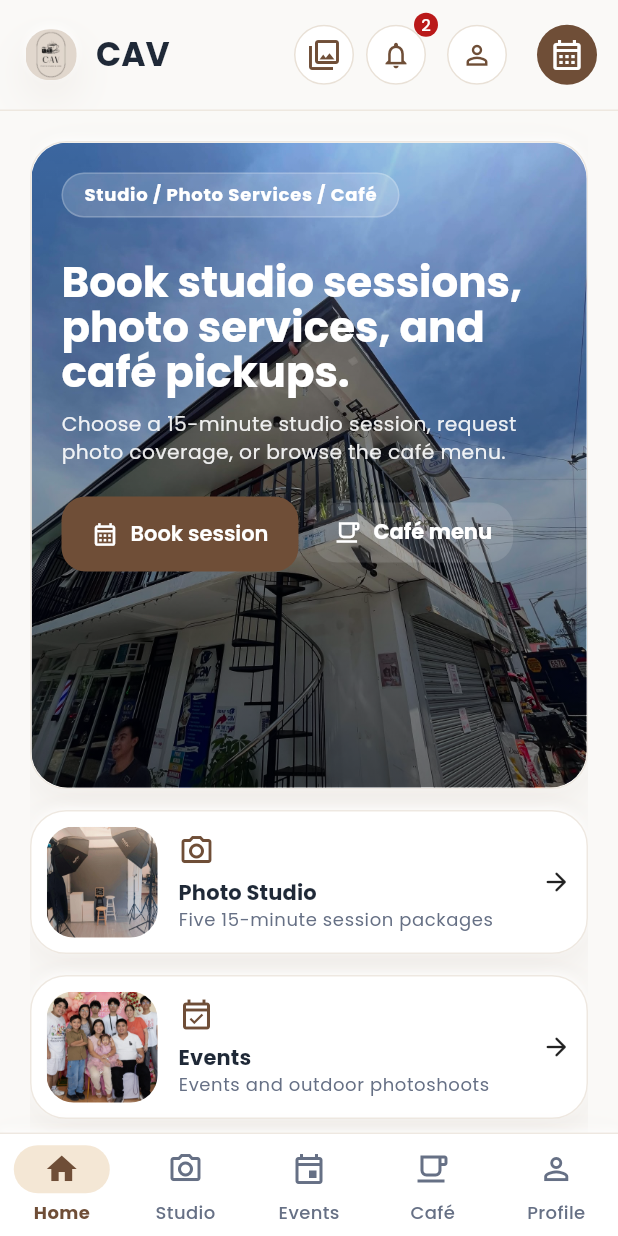
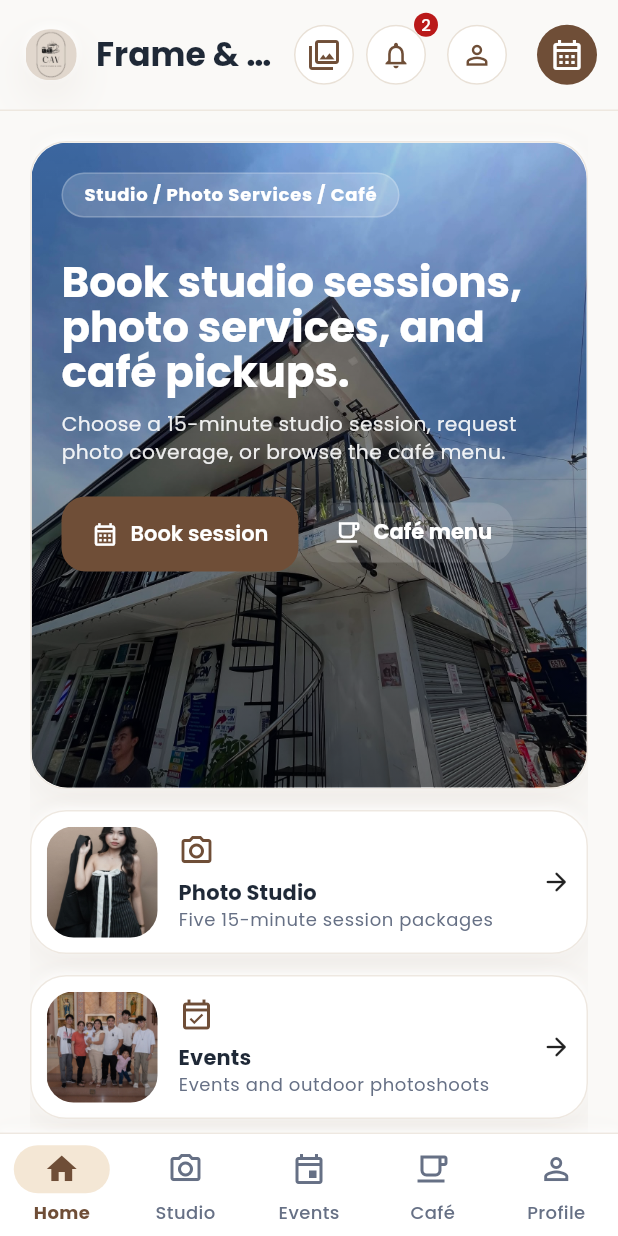
Before and after one commit to Erll-Jhanwin/CavFlutter, a Flutter app: the screen it shows after launch, on a phone screen of 412 x 824 dp. Run offline on Flutter 3.47's test engine with Material 3 defaults, Android fonts, the phone set to English and light mode, and no system bars; our stand-ins replace font_awesome_flutter.

```diff
--- a/lib/app/cav_app.dart
+++ b/lib/app/cav_app.dart
@@ -12,7 +12,7 @@ class CavApp extends StatelessWidget {
   @override
   Widget build(BuildContext context) {
     return MaterialApp(
-      title: 'CAV Photo Studio & Cafe',
+      title: 'Frame & Brew',
       debugShowCheckedModeBanner: false,
       theme: CavTheme.light(),
       home: const SplashScreen(),
--- a/lib/data/cav_repository.dart
+++ b/lib/data/cav_repository.dart
@@ -19,7 +19,7 @@ class CavRepository {
         '15 minutes',
       ],
       icon: Icons.photo_camera_outlined,
-      imageAsset: 'assets/PICS/business/Store.jpg',
+      imageAsset: 'assets/PICS/solo/botique self premium.jpg',
     ),
     CavPackage(
       id: 'studio-me-and-u',
@@ -88,7 +88,7 @@ class CavRepository {
         'Outdoor photoshoots',
       ],
       icon: Icons.camera_alt_outlined,
-      imageAsset: 'assets/PICS/events/standard event package.jpg',
+      imageAsset: 'assets/PICS/events/event (2).jpg',
     ),
   ];
 
@@ -268,7 +268,7 @@ class CavRepository {
       caption: 'Clean lighting and polished personal portraits.',
       icon: Icons.person_outline,
       color: Color(0xFF176B5B),
-      imageAsset: 'assets/PICS/business/Store.jpg',
+      imageAsset: 'assets/PICS/business/main.jpg',
     ),
     GalleryItem(
       title: 'Family Sessions',
@@ -289,7 +289,7 @@ class CavRepository {
       caption: 'Café drinks and a welcoming CAV storefront.',
       icon: Icons.local_cafe_outlined,
       color: Color(0xFF8B5E3C),
-      imageAsset: 'assets/PICS/business/Store.jpg',
+      imageAsset: 'assets/PICS/menu_drinks/chocnut_latte.jpg',
     ),
   ];
 }
--- a/lib/screens/about_screen.dart
+++ b/lib/screens/about_screen.dart
@@ -81,7 +81,7 @@ class AboutScreen extends StatelessWidget {
                             crossAxisAlignment: CrossAxisAlignment.start,
                             children: [
                               const CavImage(
-                                asset: 'assets/PICS/business/Store.jpg',
+                                asset: 'assets/PICS/business/main.jpg',
                                 aspectRatio: 16 / 10,
                               ),
                               Padding(
@@ -96,7 +96,7 @@ class AboutScreen extends StatelessWidget {
                               const SizedBox(
                                 width: 210,
                                 child: CavImage(
-                                  asset: 'assets/PICS/business/Store.jpg',
+                                  asset: 'assets/PICS/business/main.jpg',
                                   aspectRatio: 4 / 3,
                                 ),
                               ),
--- a/lib/screens/home_screen.dart
+++ b/lib/screens/home_screen.dart
@@ -23,7 +23,7 @@ class HomeScreen extends StatelessWidget {
   Widget build(BuildContext context) {
     return Scaffold(
       appBar: CavAppHeader(
-        title: 'CAV',
+        title: 'Frame & Brew',
         subtitle: 'Photo studio, photo services, and café',
         showLogo: true,
         automaticallyImplyLeading: false,
@@ -127,7 +127,7 @@ class _BentoDashboard extends StatelessWidget {
                 title: 'Coffee Pickup',
                 subtitle: 'Browse 14 café drinks before you arrive.',
                 icon: Icons.local_cafe_outlined,
-                imageAsset: 'assets/PICS/business/Store.jpg',
+                imageAsset: 'assets/PICS/menu_drinks/cappuccino.jpg',
                 onTap: () => onNavigate(3),
               ),
             ],
@@ -154,7 +154,7 @@ class _BentoDashboard extends StatelessWidget {
                         title: 'Coffee Pickup',
                         subtitle: 'Browse 14 café drinks before you arrive.',
                         icon: Icons.local_cafe_outlined,
-                        imageAsset: 'assets/PICS/business/Store.jpg',
+                        imageAsset: 'assets/PICS/menu_drinks/cappuccino.jpg',
                         onTap: () => onNavigate(3),
                       ),
                     ],
@@ -321,28 +321,28 @@ class _ServiceBentoGrid extends StatelessWidget {
         subtitle: 'Five 15-minute session packages',
         icon: Icons.photo_camera_outlined,
         index: 1,
-        imageAsset: 'assets/PICS/business/main.jpg',
+        imageAsset: 'assets/PICS/solo/solo pic portrait.jpg',
       ),
       _BentoAction(
         title: 'Events',
         subtitle: 'Events and outdoor photoshoots',
         icon: Icons.event_available_outlined,
         index: 2,
-        imageAsset: 'assets/PICS/events/event.jpg',
+        imageAsset: 'assets/PICS/events/event (3).jpg',
       ),
       _BentoAction(
         title: 'Café',
         subtitle: '14 drinks in four categories',
         icon: Icons.local_cafe_outlined,
         index: 3,
-        imageAsset: 'assets/PICS/business/Store.jpg',
+        imageAsset: 'assets/PICS/menu_drinks/sparkling_mango.jpg',
       ),
       _BentoAction(
         title: 'Profile',
         subtitle: 'Address and social contacts',
         icon: Icons.contact_phone_outlined,
         index: 4,
-        imageAsset: 'assets/PICS/business/main.jpg',
+        imageAsset: 'assets/PICS/solo/solo pic portrait (2).jpg',
       ),
     ];
 
--- a/lib/screens/splash_screen.dart
+++ b/lib/screens/splash_screen.dart
@@ -76,7 +76,7 @@ class _SplashScreenState extends State<SplashScreen> {
                             const CavLogo(size: 78),
                             const SizedBox(height: CavSpacing.lg),
                             Text(
-                              'CAV',
+                              'Frame & Brew',
                               textAlign: TextAlign.center,
                               style: theme.textTheme.headlineSmall,
                             ),
--- a/lib/widgets/cav_logo.dart
+++ b/lib/widgets/cav_logo.dart
@@ -24,13 +24,13 @@ class CavLogo extends StatelessWidget {
       child: Image.asset(
         'assets/PICS/icon/ICON.jpg',
         fit: BoxFit.cover,
-        semanticLabel: 'CAV Photo Studio and Cafe logo',
+        semanticLabel: 'Frame & Brew logo',
         errorBuilder: (context, error, stackTrace) {
           return ColoredBox(
             color: CavColors.secondary,
             child: Center(
               child: Text(
-                'CAV',
+                'F&B',
                 style: theme.textTheme.titleLarge?.copyWith(
                   color: Colors.white,
                   fontWeight: FontWeight.w800,
--- a/pubspec.yaml
+++ b/pubspec.yaml
@@ -1,5 +1,5 @@
 name: cav_flutter_app
-description: "Static mobile app for CAV Photo Studio, Events, and Coffee Shop."
+description: "Static mobile app for Frame & Brew photo studio and café."
 # The following line prevents the package from being accidentally published to
 # pub.dev using `flutter pub publish`. This is preferred for private packages.
 publish_to: 'none' # Remove this line if you wish to publish to pub.dev
@@ -60,7 +60,6 @@ flutter:
   uses-material-design: true
 
   assets:
-    - assets/images/
     - assets/PICS/birthday/
     - assets/PICS/business/
     - assets/PICS/couple/
```
Also changed, not shown: lib/models/cav_item.dart (+28 -0 lines), lib/screens/order_screen.dart (+143 -0 lines), lib/screens/summary_screen.dart (+16 -0 lines), 4 other files.
